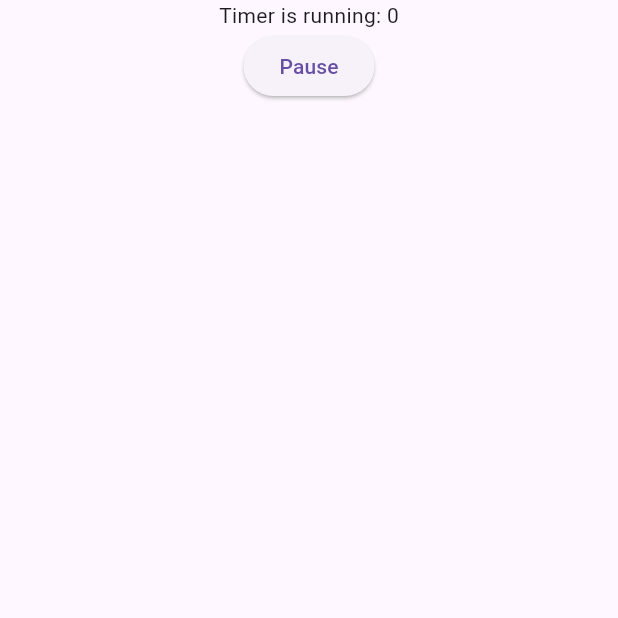
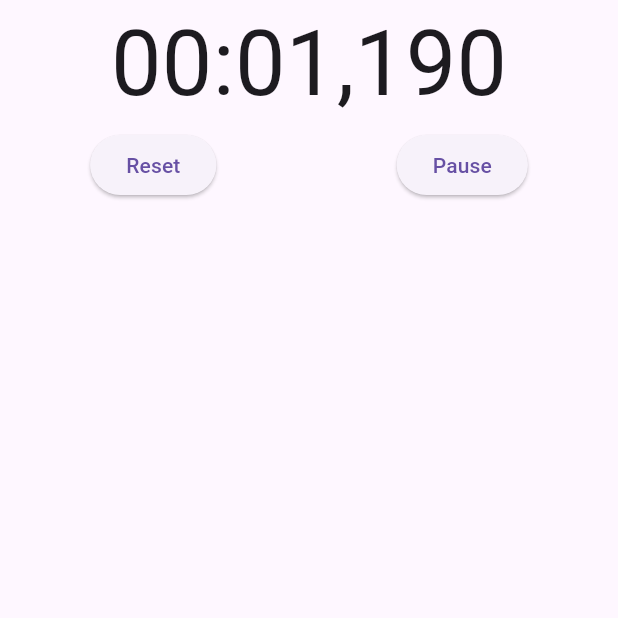
Before and after one commit to prandt/bath_time, a Flutter app: the screen it shows after launch, after a tap on "Start", on a phone screen of 412 x 824 dp, the top half of it. Run offline on Flutter 3.47's test engine with Material 3 defaults, Android fonts, the light colour scheme and no system bars; our stand-ins replace bloc, flutter_bloc.

Commit message:
chore: add formatted milliseconds

```diff
--- a/lib/src/blocs/timer/timer_bloc.dart
+++ b/lib/src/blocs/timer/timer_bloc.dart
@@ -24,7 +24,7 @@ class TimerBloc extends Bloc<TimerEvent, TimerState> {
 
   void _onStart(TimerStart event, Emitter<TimerState> emit)  {
     _timerSubscription?.cancel();
-    _timerSubscription = Stream.periodic(const Duration(seconds: 1), (x) => x)
+    _timerSubscription = Stream.periodic(const Duration(milliseconds: 10), (x) => x * 10)
         .listen((time) => add(TimerTicked(time)));
   }
 
--- a/lib/src/ui/views/timer_view.dart
+++ b/lib/src/ui/views/timer_view.dart
@@ -1,3 +1,4 @@
+import 'package:bath_time/src/ui/widgets/custom_buttons.dart';
 import 'package:flutter/material.dart';
 import 'package:flutter_bloc/flutter_bloc.dart';
 
@@ -15,9 +16,38 @@ class TimerView extends StatelessWidget {
       child: const Column(
         children: <Widget>[
           TimerText(),
+          TimerControls()
         ],
       ),
     );
+  }
+}
+
+class TimerControls extends StatelessWidget {
+  const TimerControls({Key? key}) : super(key: key);
+
+  @override
+  Widget build(BuildContext context) {
+    return BlocBuilder<TimerBloc, TimerState>(
+      builder: (context, state) {
+        return Row(
+          mainAxisAlignment: MainAxisAlignment.spaceAround,
+          children: <Widget>[
+            PrimaryButton(text: "Reset", onPressed: () => _blocSetEvent(TimerReset(), context)),
+            if (state is InitialTimerState)
+              PrimaryButton(onPressed: () => _blocSetEvent(TimerStart(), context), text: "Start"),
+            if (state is TimerRunInProgress)
+              PrimaryButton(onPressed: () => _blocSetEvent(TimerPause(), context), text: "Pause"),
+            if (state is TimerPaused)
+              PrimaryButton(onPressed: () => _blocSetEvent(TimerResume(), context), text: "Resume"),
+          ],
+        );
+      },
+    );
+  }
+
+  void _blocSetEvent(TimerEvent event, BuildContext context) {
+    context.read<TimerBloc>().add(event);
   }
 }
 
@@ -28,40 +58,24 @@ class TimerText extends StatelessWidget {
   Widget build(BuildContext context) {
     return BlocBuilder<TimerBloc, TimerState>(
       builder: (context, state) {
-        if (state is InitialTimerState) {
-          return Center(
-            child: Column(
-              children: <Widget>[
-                const Text('Timer is not running'),
-                ElevatedButton(onPressed: () => context.read<TimerBloc>().add(TimerStart()), child: const Text("Start"))
-              ],
-            ),
-          );
-        } else if (state is TimerRunInProgress) {
-          return Center(
-            child: Column(
-              children: <Widget>[
-                Text('Timer is running: ${state.time}'),
-                ElevatedButton(onPressed: () => context.read<TimerBloc>().add(TimerPause()), child: const Text("Pause"))
-              ],
-            ),
-          );
-        } else if (state is TimerPaused) {
-          return Center(
-            child: Column(
-              children: <Widget>[
-                Text('Timer is paused: ${state.time}'),
-                ElevatedButton(onPressed: () => context.read<TimerBloc>().add(TimerResume()), child: const Text("Resume")),
-                ElevatedButton(onPressed: () => context.read<TimerBloc>().add(TimerReset()), child: const Text("Reset"))
-              ],
-            ),
-          );
-        } else {
-          return const Center(
-            child: Text('Timer is not running'),
-          );
-        }
-      },
+        return Text(millisecondsToTime(state.time), style: const TextStyle(fontSize: 60));
+      }
     );
   }
+
+  String millisecondsToTime(int milliseconds) {
+    int seconds = (milliseconds / 1000).truncate();
+    int hours = (seconds / 3600).truncate();
+    seconds = seconds % 3600;
+    int minutes = (seconds / 60).truncate();
+    seconds = seconds % 60;
+    milliseconds = milliseconds % 1000;
+
+
+    String minutesStr = minutes.toString().padLeft(2, '0');
+    String secondsStr = seconds.toString().padLeft(2, '0');
+    String millisecondsStr = milliseconds.toString().padLeft(3, '0');
+
+    return '$minutesStr:$secondsStr,$millisecondsStr';
+  }
 }
--- /dev/null
+++ b/lib/src/ui/widgets/custom_buttons.dart
@@ -0,0 +1,20 @@
+
+
+import 'package:flutter/material.dart';
+
+class PrimaryButton extends StatelessWidget {
+  PrimaryButton({super.key, required this.text, required this.onPressed});
+  String text;
+  Function onPressed;
+
+  @override
+  Widget build(BuildContext context) {
+    return ElevatedButton(
+      onPressed: () => onPressed(),
+      child: Text(
+        text,
+      )
+    );
+  }
+
+}
```
